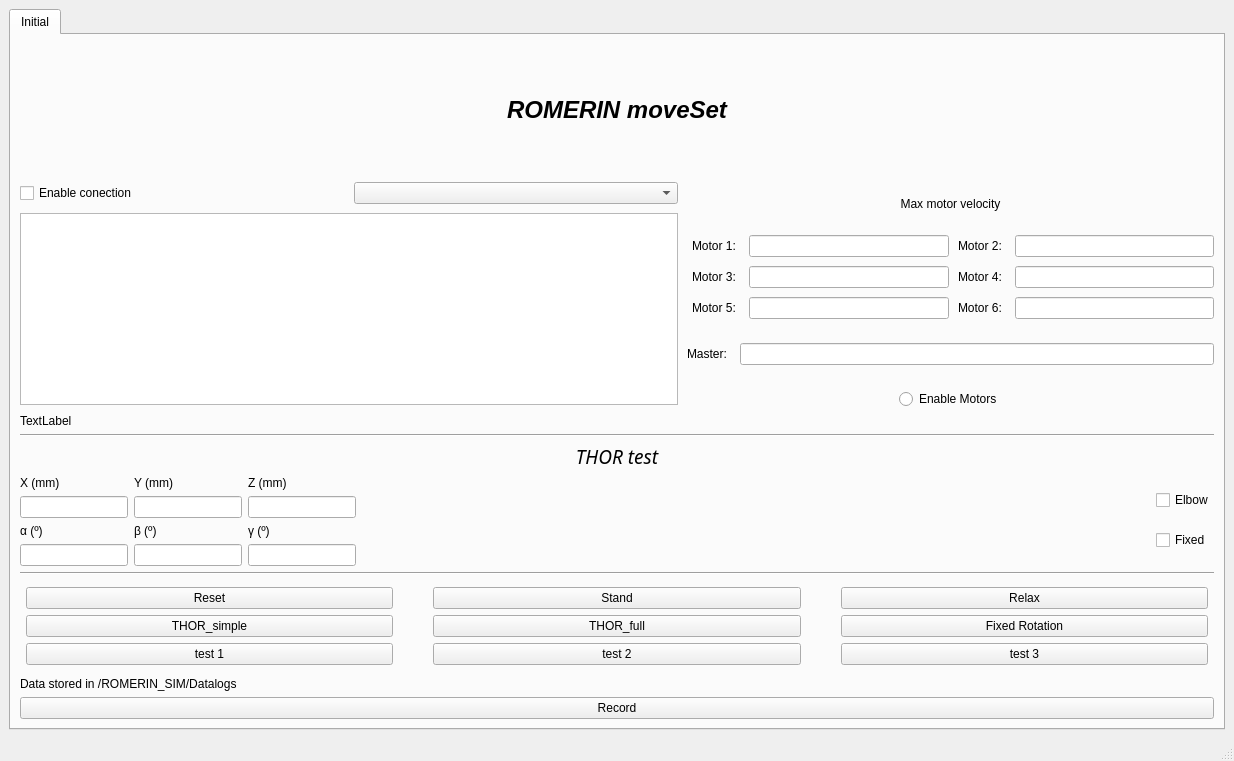
First picture: the form in movimientos/Movimientos/mainwindow.ui, repository Alvaro-Agenjo/ROMERIN_SIM, before the edit.
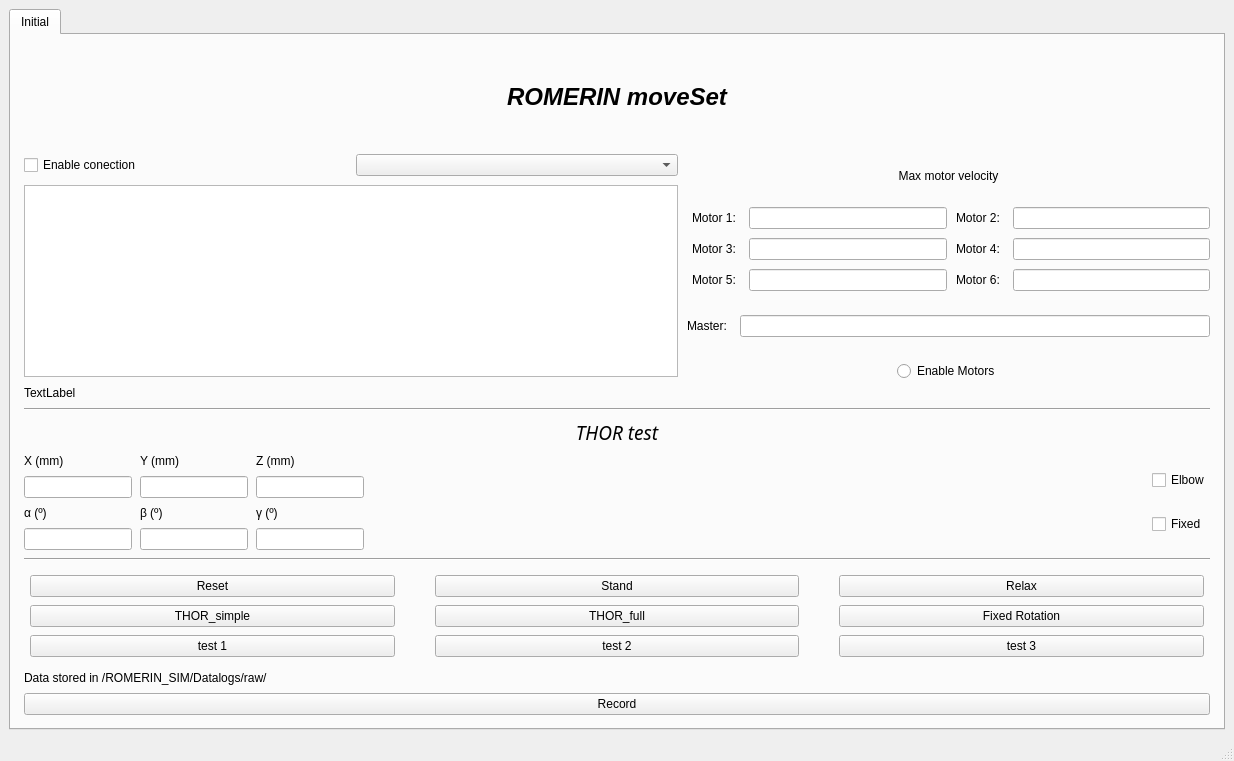
Second picture: the form after the edit.

Diff of the .ui file:
```diff
--- a/movimientos/Movimientos/mainwindow.ui
+++ b/movimientos/Movimientos/mainwindow.ui
@@ -39,9 +39,24 @@
        <layout class="QVBoxLayout" name="verticalLayout_4">
         <item>
          <layout class="QVBoxLayout" name="verticalLayout_Main" stretch="1,8,0,0,0,0,6,0,0">
+          <property name="spacing">
+           <number>8</number>
+          </property>
           <property name="sizeConstraint">
            <enum>QLayout::SetNoConstraint</enum>
           </property>
+          <property name="leftMargin">
+           <number>4</number>
+          </property>
+          <property name="topMargin">
+           <number>4</number>
+          </property>
+          <property name="rightMargin">
+           <number>4</number>
+          </property>
+          <property name="bottomMargin">
+           <number>4</number>
+          </property>
           <item>
            <widget class="QLabel" name="label">
             <property name="font">
@@ -642,7 +657,7 @@
           <item>
            <widget class="QLabel" name="label_17">
             <property name="text">
-             <string>Data stored in /ROMERIN_SIM/Datalogs</string>
+             <string>Data stored in /ROMERIN_SIM/Datalogs/raw/</string>
             </property>
            </widget>
           </item>
```
